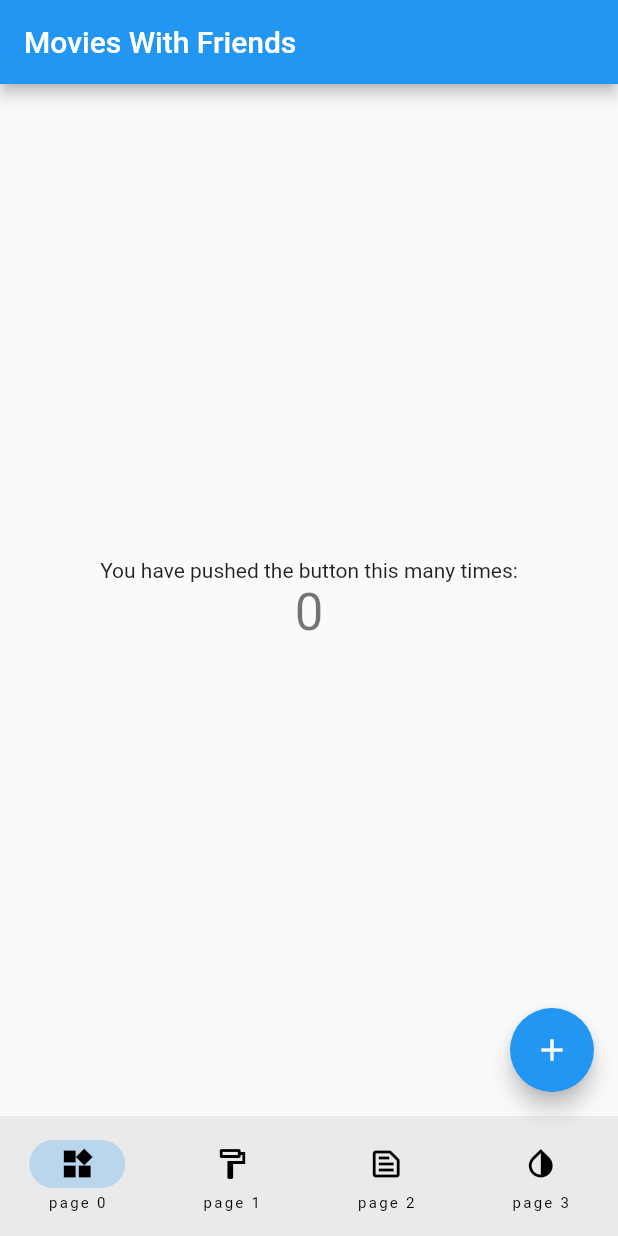
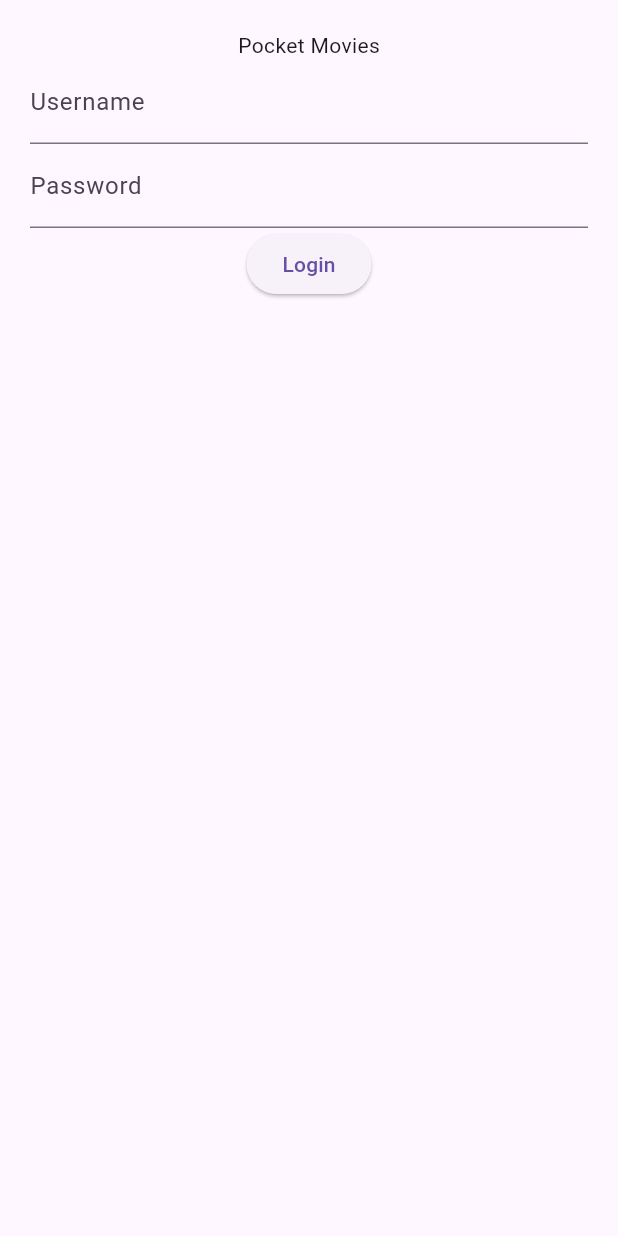
Before and after one commit to Minipoloalex/Pocket-Cinema, a Flutter app: the screen it shows after launch, on a phone screen of 412 x 824 dp. Run offline on Flutter 3.47's test engine with Material 2 defaults, Android fonts, the phone set to English and light mode, and no system bars.

Commit message:
Started working on login page

```diff
--- a/movies_with_friends/lib/main.dart
+++ b/movies_with_friends/lib/main.dart
@@ -1,7 +1,8 @@
 import 'package:flutter/material.dart';
 
 import 'package:movies_with_friends/view/theme.dart';
-import 'package:movies_with_friends/view/home/widgets/home.dart';
+import 'package:movies_with_friends/view/home/home.dart';
+import 'package:movies_with_friends/view/login/login.dart';
 
 void main() {
   runApp(const MyApp());
@@ -16,7 +17,7 @@ class MyApp extends StatelessWidget {
     return MaterialApp(
       title: 'Movies With Friends',
       theme: applicationTheme,
-      home: const HomePage(title: 'Movies With Friends'),
+      home: const LoginPage(title: 'Movies With Friends'),
     );
   }
 }
--- /dev/null
+++ b/movies_with_friends/lib/view/login/login.dart
@@ -0,0 +1,54 @@
+import 'package:flutter/material.dart';
+
+class ExampleDestination {
+  const ExampleDestination(this.label, this.icon, this.selectedIcon);
+
+  final String label;
+  final Widget icon;
+  final Widget selectedIcon;
+}
+
+const List<ExampleDestination> destinations = <ExampleDestination>[
+  ExampleDestination(
+      'page 0', Icon(Icons.widgets_outlined), Icon(Icons.widgets)),
+  ExampleDestination(
+      'page 1', Icon(Icons.format_paint_outlined), Icon(Icons.format_paint)),
+  ExampleDestination(
+      'page 2', Icon(Icons.text_snippet_outlined), Icon(Icons.text_snippet)),
+  ExampleDestination(
+      'page 3', Icon(Icons.invert_colors_on_outlined), Icon(Icons.opacity)),
+];
+
+class LoginPage extends StatefulWidget {
+  const LoginPage({super.key, required this.title});
+  final String title;
+
+  @override
+  State<LoginPage> createState() => _LoginPageState();
+}
+
+class _LoginPageState extends State<LoginPage> {
+  @override
+  Widget build(BuildContext context) {
+    return Scaffold(
+        body: Center(
+            child: Container(
+                margin: const EdgeInsets.all(20),
+                child: Column(children: [
+                  const Text("Pocket Movies"),
+                  TextFormField(
+                    decoration: const InputDecoration(labelText: "Username"),
+                  ),
+                  TextFormField(
+                    obscureText: true,
+                    decoration: const InputDecoration(
+                      labelText: 'Password',
+                    ),
+                  ),
+                  ElevatedButton(
+                    onPressed: () {},
+                    child: const Text('Login'),
+                    )
+                ]))));
+  }
+}
--- a/movies_with_friends/lib/view/theme.dart
+++ b/movies_with_friends/lib/view/theme.dart
@@ -2,4 +2,5 @@ import 'package:flutter/material.dart';
 
 ThemeData applicationTheme = ThemeData(
   primarySwatch: Colors.blue,
+  useMaterial3: true
 );
```
Also changed, not shown: movies_with_friends/lib/view/library/library.dart (added, +83 -0 lines), movies_with_friends/lib/view/search/search.dart (added, +83 -0 lines), movies_with_friends/lib/view/home/home.dart (renamed from movies_with_friends/lib/view/home/widgets/home.dart).
